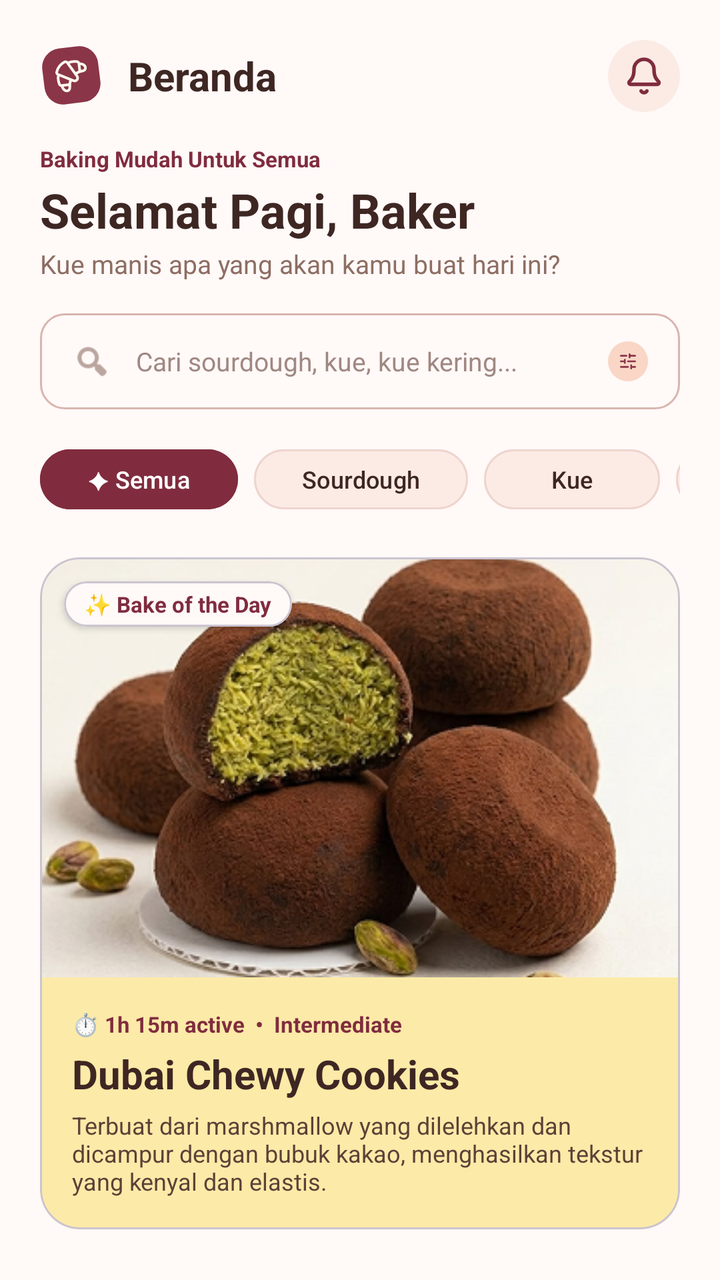
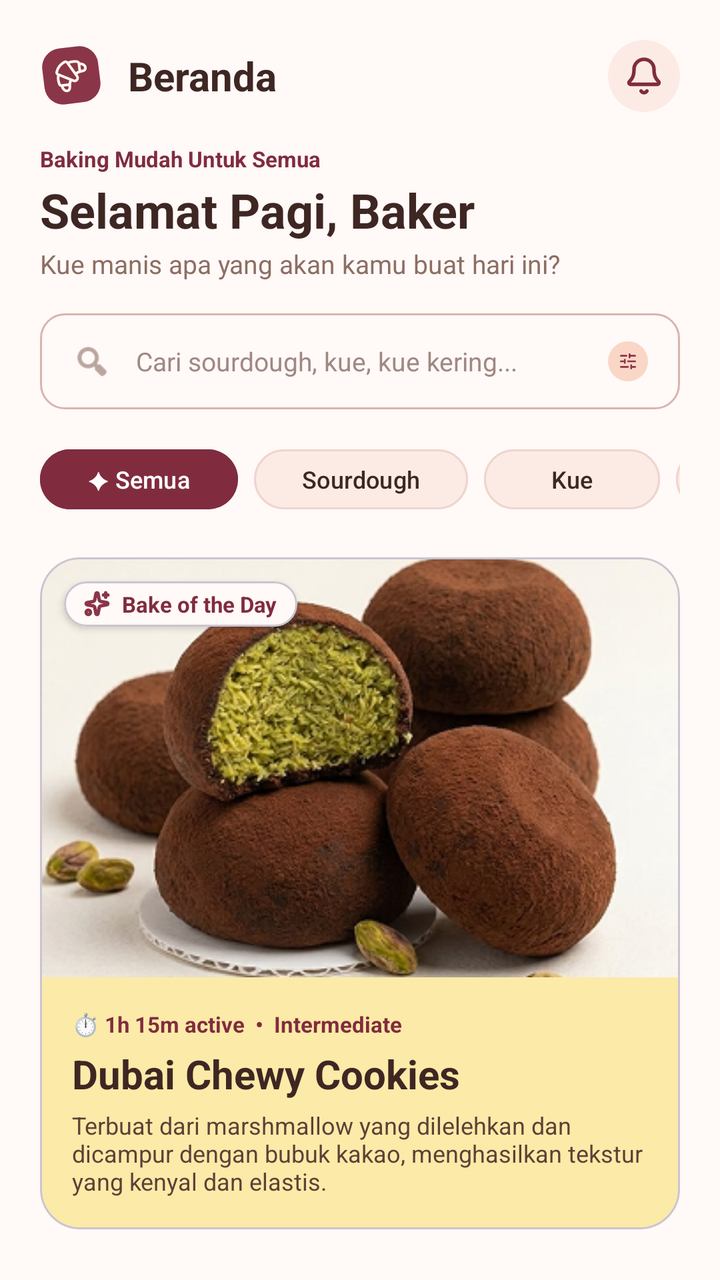

Compare the two renders of this Android layout. The source of the first and the diff that turns it into the second are given below.
<!-- AndroidManifest.xml: application theme Theme.Bakerys -->
<!-- res/layout/fragment_beranda.xml -->
<?xml version="1.0" encoding="utf-8"?>
<androidx.core.widget.NestedScrollView
    xmlns:android="http://schemas.android.com/apk/res/android"
    xmlns:app="http://schemas.android.com/apk/res-auto"
    xmlns:tools="http://schemas.android.com/tools"
    android:layout_width="match_parent"
    android:layout_height="match_parent"
    android:background="#FFF9F8"
    android:fillViewport="true">

    <LinearLayout
        android:layout_width="match_parent"
        android:layout_height="wrap_content"
        android:orientation="vertical"
        android:padding="20dp"
        android:paddingBottom="40dp">

        
        <LinearLayout
            android:layout_width="match_parent"
            android:layout_height="wrap_content"
            android:gravity="center_vertical"
            android:orientation="horizontal"
            android:layout_marginBottom="16dp">

            <ImageView
                android:layout_width="32dp"
                android:layout_height="32dp"
                android:src="@drawable/bakery_mark"
                android:contentDescription="Logo" />

            <TextView
                android:layout_width="0dp"
                android:layout_height="wrap_content"
                android:layout_weight="1"
                android:layout_marginStart="12dp"
                android:text="Beranda"
                android:textColor="#3E2723"
                android:textSize="20sp"
                android:textStyle="bold" />

            <ImageView
                android:layout_width="36dp"
                android:layout_height="36dp"
                android:background="@drawable/bg_circle_peach"
                android:padding="8dp"
                android:src="@drawable/ic_bell"
                app:tint="#802C3E"
                android:contentDescription="Notifikasi" />
        </LinearLayout>

        
        <TextView
            android:layout_width="wrap_content"
            android:layout_height="wrap_content"
            android:text="Baking Mudah Untuk Semua"
            android:textColor="#802C3E"
            android:textSize="11sp"
            android:textStyle="bold" />

        <TextView
            android:layout_width="wrap_content"
            android:layout_height="wrap_content"
            android:layout_marginTop="2dp"
            android:text="Selamat Pagi, Baker"
            android:textColor="#3E2723"
            android:textSize="24sp"
            android:textStyle="bold" />

        <TextView
            android:layout_width="wrap_content"
            android:layout_height="wrap_content"
            android:layout_marginTop="2dp"
            android:layout_marginBottom="16dp"
            android:text="Kue manis apa yang akan kamu buat hari ini?"
            android:textColor="#8D6E63"
            android:textSize="13sp" />

        
        <LinearLayout
            android:layout_width="match_parent"
            android:layout_height="48dp"
            android:layout_marginBottom="16dp"
            android:background="@drawable/bg_input_field"
            android:gravity="center_vertical"
            android:orientation="horizontal"
            android:paddingHorizontal="16dp">

            <ImageView
                android:layout_width="20dp"
                android:layout_height="20dp"
                android:src="@android:drawable/ic_menu_search"
                app:tint="#8D6E63"
                android:contentDescription="Cari" />

            <TextView
                android:layout_width="0dp"
                android:layout_height="wrap_content"
                android:layout_weight="1"
                android:layout_marginStart="12dp"
                android:text="Cari sourdough, kue, kue kering..."
                android:textColor="#A08882"
                android:textSize="13sp" />

            <ImageView
                android:layout_width="20dp"
                android:layout_height="20dp"
                android:src="@drawable/search_filters"
                android:contentDescription="Filter" />
        </LinearLayout>

        
        <HorizontalScrollView
            android:layout_width="match_parent"
            android:layout_height="wrap_content"
            android:layout_marginBottom="20dp"
            android:scrollbars="none">

            <LinearLayout
                android:layout_width="wrap_content"
                android:layout_height="wrap_content"
                android:orientation="horizontal">

                
                <com.google.android.material.button.MaterialButton
                    android:id="@+id/btnKategoriSemua"
                    android:layout_width="wrap_content"
                    android:layout_height="38dp"
                    android:layout_marginEnd="8dp"
                    android:backgroundTint="#802C3E"
                    android:text="✦ Semua"
                    android:textAllCaps="false"
                    android:textColor="#FFFFFF"
                    android:textSize="12sp"
                    app:cornerRadius="18dp" />

                
                <com.google.android.material.button.MaterialButton
                    android:id="@+id/btnKategoriSourdough"
                    android:layout_width="wrap_content"
                    android:layout_height="38dp"
                    android:layout_marginEnd="8dp"
                    android:backgroundTint="#FCEBE5"
                    android:text="Sourdough"
                    android:textAllCaps="false"
                    android:textColor="#3E2723"
                    android:textSize="12sp"
                    app:cornerRadius="18dp"
                    app:strokeColor="#EED5CE"
                    app:strokeWidth="1dp" />

                
                <com.google.android.material.button.MaterialButton
                    android:id="@+id/btnKategoriKue"
                    android:layout_width="wrap_content"
                    android:layout_height="38dp"
                    android:layout_marginEnd="8dp"
                    android:backgroundTint="#FCEBE5"
                    android:text="Kue"
                    android:textAllCaps="false"
                    android:textColor="#3E2723"
                    android:textSize="12sp"
                    app:cornerRadius="18dp"
                    app:strokeColor="#EED5CE"
                    app:strokeWidth="1dp" />

                
                <com.google.android.material.button.MaterialButton
                    android:id="@+id/btnKategoriKueKering"
                    android:layout_width="wrap_content"
                    android:layout_height="38dp"
                    android:backgroundTint="#FCEBE5"
                    android:text="Kue Kering"
                    android:textAllCaps="false"
                    android:textColor="#3E2723"
                    android:textSize="12sp"
                    app:cornerRadius="18dp"
                    app:strokeColor="#EED5CE"
                    app:strokeWidth="1dp" />
            </LinearLayout>
        </HorizontalScrollView>

        
        
        <com.google.android.material.card.MaterialCardView
            android:id="@+id/cardBakeOfTheDay"
            android:layout_width="match_parent"
            android:layout_height="wrap_content"
            android:layout_marginBottom="24dp"
            app:cardBackgroundColor="#FCEAA8"
            app:cardCornerRadius="20dp"
            app:cardElevation="0dp">

            <LinearLayout
                android:layout_width="match_parent"
                android:layout_height="wrap_content"
                android:orientation="vertical">

                <FrameLayout
                    android:layout_width="match_parent"
                    android:layout_height="210dp">

                    <ImageView
                        android:layout_width="match_parent"
                        android:layout_height="match_parent"
                        android:scaleType="centerCrop"
                        android:src="@drawable/dubai"
                        android:contentDescription="Bake of the day" />

                    
                    <com.google.android.material.card.MaterialCardView
                        android:layout_width="wrap_content"
                        android:layout_height="wrap_content"
                        android:layout_margin="12dp"
                        app:cardBackgroundColor="#FFF9F8"
                        app:cardCornerRadius="12dp"
                        app:cardElevation="2dp">

                        <TextView
                            android:layout_width="wrap_content"
                            android:layout_height="wrap_content"
                            android:paddingHorizontal="10dp"
                            android:paddingVertical="4dp"
                            android:text="✨ Bake of the Day"
                            android:textColor="#802C3E"
                            android:textSize="11sp"
                            android:textStyle="bold" />
                    </com.google.android.material.card.MaterialCardView>
                </FrameLayout>

                <LinearLayout
                    android:layout_width="match_parent"
                    android:layout_height="wrap_content"
                    android:orientation="vertical"
                    android:padding="16dp">

                    <TextView
                        android:layout_width="wrap_content"
                        android:layout_height="wrap_content"
                        android:text="⏱️ 1h 15m active  •  Intermediate"
                        android:textColor="#802C3E"
                        android:textSize="11sp"
                        android:textStyle="bold" />

                    <TextView
                        android:layout_width="match_parent"
                        android:layout_height="wrap_content"
                        android:layout_marginTop="4dp"
                        android:text="Dubai Chewy Cookies"
                        android:textColor="#3E2723"
                        android:textSize="20sp"
                        android:textStyle="bold" />

                    <TextView
                        android:layout_width="match_parent"
                        android:layout_height="wrap_content"
                        android:layout_marginTop="4dp"
                        android:text="Terbuat dari marshmallow yang dilelehkan dan dicampur dengan bubuk kakao, menghasilkan tekstur yang kenyal dan elastis."
                        android:textColor="#5D4037"
                        android:textSize="12sp" />
                </LinearLayout>
            </LinearLayout>
        </com.google.android.material.card.MaterialCardView>

        
        <androidx.recyclerview.widget.RecyclerView
            android:id="@+id/rvKueTren"
            android:layout_width="match_parent"
            android:layout_height="wrap_content"
            android:nestedScrollingEnabled="false"
            app:layoutManager="androidx.recyclerview.widget.GridLayoutManager"
            app:spanCount="2"
            tools:listitem="@layout/item_resipe_card"
            tools:itemCount="4"/>
        
        <LinearLayout
            android:layout_width="match_parent"
            android:layout_height="wrap_content"
            android:gravity="center"
            android:orientation="horizontal"
            android:layout_marginTop="24dp"
            android:layout_marginBottom="32dp">

            <ImageView
                android:layout_width="16dp"
                android:layout_height="16dp"
                android:src="@drawable/bakery_mark"
                app:tint="#802C3E"
                android:contentDescription="Heart" />

            <TextView
                android:layout_width="wrap_content"
                android:layout_height="wrap_content"
                android:layout_marginStart="8dp"
                android:text="A little better, one bake at a time."
                android:textColor="#802C3E"
                android:textSize="13sp"
                android:textStyle="italic" />
        </LinearLayout>

    </LinearLayout>
</androidx.core.widget.NestedScrollView>
<!-- res/layout/item_resipe_card.xml (included above) -->
<?xml version="1.0" encoding="utf-8"?>
<com.google.android.material.card.MaterialCardView
    xmlns:android="http://schemas.android.com/apk/res/android"
    xmlns:app="http://schemas.android.com/apk/res-auto"
    android:layout_width="match_parent"
    android:layout_height="wrap_content"
    android:layout_margin="6dp"
    app:cardCornerRadius="18dp"
    app:cardElevation="0dp"
    app:cardBackgroundColor="#FFF4E0"
    app:strokeWidth="0dp">

    <LinearLayout
        android:layout_width="match_parent"
        android:layout_height="wrap_content"
        android:orientation="vertical">

        
        <FrameLayout
            android:layout_width="match_parent"
            android:layout_height="140dp">

            
            <ImageView
                android:id="@+id/imgKue"
                android:layout_width="match_parent"
                android:layout_height="match_parent"
                android:scaleType="centerCrop"
                android:src="@drawable/no_bake_pumpkin_cheesecake_bars" />

            
            <com.google.android.material.card.MaterialCardView
                android:layout_width="30dp"
                android:layout_height="30dp"
                android:layout_gravity="top|end"
                android:layout_margin="8dp"
                app:cardBackgroundColor="#FFFFFF"
                app:cardCornerRadius="15dp"
                app:cardElevation="2dp"
                app:strokeWidth="0dp">

                <ImageView
                    android:id="@+id/btnFavorite"
                    android:layout_width="16dp"
                    android:layout_height="16dp"
                    android:layout_gravity="center"
                    android:src="@drawable/ic_heart_filled"
                    app:tint="#8C7A6B" />
            </com.google.android.material.card.MaterialCardView>

        </FrameLayout>

        
        <LinearLayout
            android:layout_width="match_parent"
            android:layout_height="wrap_content"
            android:orientation="vertical"
            android:padding="12dp">

            <TextView
                android:id="@+id/tvWaktuLevel"
                android:layout_width="wrap_content"
                android:layout_height="wrap_content"
                android:text="Medium • 2h 00m"
                android:textColor="#8C7A6B"
                android:textSize="10sp" />

            <TextView
                android:id="@+id/tvJudulKue"
                android:layout_width="wrap_content"
                android:layout_height="wrap_content"
                android:layout_marginTop="4dp"
                android:text="Cheesecake Bars"
                android:textColor="#2B1810"
                android:textSize="14sp"
                android:textStyle="bold" />

        </LinearLayout>
    </LinearLayout>
</com.google.android.material.card.MaterialCardView>
<!-- resources referenced by this layout -->
<resources>
  <!-- drawable bg_circle_peach (drawable) -->
  <?xml version="1.0" encoding="utf-8"?>
  <shape xmlns:android="http://schemas.android.com/apk/res/android"
      android:shape="oval">
      <solid android:color="#FCEBE5" />
  </shape>
  <!-- drawable bg_input_field (drawable) -->
  <?xml version="1.0" encoding="utf-8"?>
  <shape xmlns:android="http://schemas.android.com/apk/res/android"
      android:shape="rectangle">
      <solid android:color="#FFF9F8" />
      <corners android:radius="12dp" />
      <stroke
          android:width="1dp"
          android:color="#D7B5AE" />
  </shape>
  <!-- drawable ic_heart_filled (drawable) -->
  <vector xmlns:android="http://schemas.android.com/apk/res/android"
      android:width="19dp"
      android:height="19dp"
      android:viewportWidth="19"
      android:viewportHeight="19">
    <path
        android:pathData="M5.542,2.375C3.356,2.375 1.583,4.129 1.583,6.294C1.583,8.041 2.276,12.188 9.095,16.38C9.217,16.454 9.357,16.493 9.5,16.493C9.643,16.493 9.783,16.454 9.905,16.38C16.725,12.188 17.417,8.041 17.417,6.294C17.417,4.129 15.644,2.375 13.458,2.375C11.273,2.375 9.5,4.75 9.5,4.75C9.5,4.75 7.727,2.375 5.542,2.375Z"
        android:strokeLineJoin="round"
        android:strokeWidth="2"
        android:fillColor="#F50B0B"
        android:strokeColor="#F50B0B"
        android:strokeLineCap="round"/>
  </vector>
  <style name="Theme.Bakerys" parent="Base.Theme.Bakerys" />
  <style name="Base.Theme.Bakerys" parent="Theme.Material3.DayNight.NoActionBar">
          
          
  
          
          <item name="android:statusBarColor">@android:color/transparent</item>
          <item name="android:navigationBarColor">@android:color/transparent</item>
          <item name="android:windowLightStatusBar">true</item>
      </style>
  <!-- unchanged entries left out for length: 5 -->
</resources>

<!-- the commit's change to res/layout/fragment_beranda.xml (unified diff, before → after) -->
@@ -93,14 +93,20 @@
                 app:tint="#8D6E63"
                 android:contentDescription="Cari" />
 
-            <TextView
+            <EditText
+                android:id="@+id/etSearch"
                 android:layout_width="0dp"
-                android:layout_height="wrap_content"
+                android:layout_height="match_parent"
                 android:layout_weight="1"
                 android:layout_marginStart="12dp"
-                android:text="Cari sourdough, kue, kue kering..."
-                android:textColor="#A08882"
-                android:textSize="13sp" />
+                android:background="@null"
+                android:hint="Cari sourdough, kue, kue kering..."
+                android:textColorHint="#A08882"
+                android:textColor="#3E2723"
+                android:textSize="13sp"
+                android:inputType="text"
+                android:maxLines="1"
+                android:imeOptions="actionSearch" />
 
             <ImageView
                 android:layout_width="20dp"
@@ -181,7 +187,6 @@
         </HorizontalScrollView>
 
         
-        
         <com.google.android.material.card.MaterialCardView
             android:id="@+id/cardBakeOfTheDay"
             android:layout_width="match_parent"
@@ -221,10 +226,13 @@
                             android:layout_height="wrap_content"
                             android:paddingHorizontal="10dp"
                             android:paddingVertical="4dp"
-                            android:text="✨ Bake of the Day"
+                            android:text="Bake of the Day"
                             android:textColor="#802C3E"
                             android:textSize="11sp"
-                            android:textStyle="bold" />
+                            android:textStyle="bold"
+                            android:drawableStart="@drawable/sparkles"
+                            android:drawablePadding="6dp"
+                            android:gravity="center_vertical"/>
                     </com.google.android.material.card.MaterialCardView>
                 </FrameLayout>
 
@@ -272,6 +280,7 @@
             app:spanCount="2"
             tools:listitem="@layout/item_resipe_card"
             tools:itemCount="4"/>
+
         
         <LinearLayout
             android:layout_width="match_parent"
<!-- resource entries referenced after the edit -->
@@ -30,6 +30,23 @@
         android:strokeColor="#F50B0B"
         android:strokeLineCap="round"/>
   </vector>
+  <!-- drawable sparkles (drawable) -->
+  <vector xmlns:android="http://schemas.android.com/apk/res/android"
+      android:width="13dp"
+      android:height="13dp"
+      android:viewportWidth="13"
+      android:viewportHeight="13">
+    <group>
+      <clip-path
+          android:pathData="M0,0h13v13h-13z"/>
+      <path
+          android:pathData="M10.834,1.084V2.167M10.834,2.167V3.251M10.834,2.167H11.917M10.834,2.167H9.75M5.967,1.525C5.991,1.401 6.057,1.289 6.154,1.208C6.251,1.127 6.374,1.083 6.5,1.083C6.626,1.083 6.749,1.127 6.846,1.208C6.943,1.289 7.009,1.401 7.032,1.525L7.602,4.536C7.642,4.75 7.746,4.946 7.9,5.1C8.054,5.254 8.251,5.359 8.465,5.399L11.476,5.968C11.6,5.991 11.713,6.057 11.793,6.155C11.874,6.252 11.918,6.374 11.918,6.501C11.918,6.627 11.874,6.749 11.793,6.847C11.713,6.944 11.6,7.01 11.476,7.033L8.465,7.602C8.251,7.643 8.054,7.747 7.9,7.901C7.746,8.055 7.642,8.252 7.602,8.466L7.032,11.476C7.009,11.6 6.943,11.713 6.846,11.793C6.749,11.874 6.626,11.918 6.5,11.918C6.374,11.918 6.251,11.874 6.154,11.793C6.057,11.713 5.991,11.6 5.967,11.476L5.398,8.466C5.358,8.252 5.254,8.055 5.1,7.901C4.946,7.747 4.749,7.643 4.535,7.602L1.524,7.033C1.4,7.01 1.287,6.944 1.207,6.847C1.126,6.749 1.082,6.627 1.082,6.501C1.082,6.374 1.126,6.252 1.207,6.155C1.287,6.057 1.4,5.991 1.524,5.968L4.535,5.399C4.749,5.359 4.946,5.254 5.1,5.1C5.254,4.946 5.358,4.75 5.398,4.536L5.967,1.525ZM3.25,10.834C3.25,11.432 2.765,11.917 2.166,11.917C1.568,11.917 1.083,11.432 1.083,10.834C1.083,10.235 1.568,9.75 2.166,9.75C2.765,9.75 3.25,10.235 3.25,10.834Z"
+          android:strokeWidth="1.7"
+          android:fillColor="#00000000"
+          android:strokeColor="#8B3548"
+          android:strokeLineCap="round"/>
+    </group>
+  </vector>
   <style name="Theme.Bakerys" parent="Base.Theme.Bakerys" />
   <style name="Base.Theme.Bakerys" parent="Theme.Material3.DayNight.NoActionBar">
           
